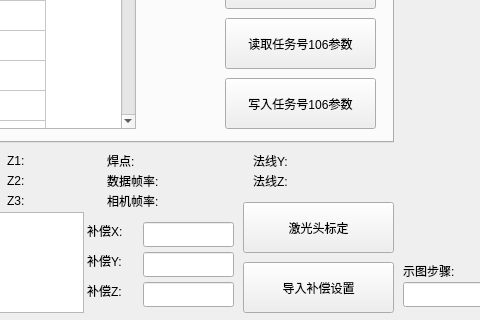
First picture: the form in qtmysunnydlg.ui, repository qubo188612/qtwelding, before the edit; both pictures show x 287 to 767 and y 438 to 758 of the 1220 by 758 pixel window.
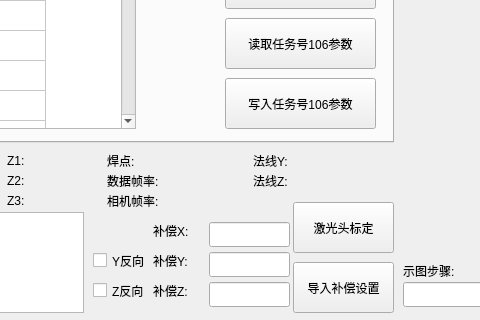
Second picture: the form after the edit. Custom widgets are drawn as their Qt base class.

What changed in the file:
```diff
--- a/qtmysunnydlg.ui
+++ b/qtmysunnydlg.ui
@@ -5251,9 +5251,9 @@
   <widget class="QPushButton" name="cambuildBtn">
    <property name="geometry">
     <rect>
-     <x>530</x>
+     <x>580</x>
      <y>640</y>
-     <width>151</width>
+     <width>101</width>
      <height>51</height>
     </rect>
    </property>
@@ -5427,7 +5427,7 @@
   <widget class="QLabel" name="label_58">
    <property name="geometry">
     <rect>
-     <x>374</x>
+     <x>440</x>
      <y>690</y>
      <width>51</width>
      <height>17</height>
@@ -5440,7 +5440,7 @@
   <widget class="QLabel" name="label_59">
    <property name="geometry">
     <rect>
-     <x>374</x>
+     <x>440</x>
      <y>720</y>
      <width>51</width>
      <height>17</height>
@@ -5453,9 +5453,9 @@
   <widget class="QLineEdit" name="dY">
    <property name="geometry">
     <rect>
-     <x>430</x>
+     <x>496</x>
      <y>690</y>
-     <width>91</width>
+     <width>81</width>
      <height>25</height>
     </rect>
    </property>
@@ -5463,7 +5463,7 @@
   <widget class="QLabel" name="label_57">
    <property name="geometry">
     <rect>
-     <x>374</x>
+     <x>440</x>
      <y>660</y>
      <width>51</width>
      <height>17</height>
@@ -5476,9 +5476,9 @@
   <widget class="QLineEdit" name="dX">
    <property name="geometry">
     <rect>
-     <x>430</x>
+     <x>496</x>
      <y>660</y>
-     <width>91</width>
+     <width>81</width>
      <height>25</height>
     </rect>
    </property>
@@ -5486,9 +5486,9 @@
   <widget class="QLineEdit" name="dZ">
    <property name="geometry">
     <rect>
-     <x>430</x>
+     <x>496</x>
      <y>720</y>
-     <width>91</width>
+     <width>81</width>
      <height>25</height>
     </rect>
    </property>
@@ -5496,9 +5496,9 @@
   <widget class="QPushButton" name="setdposBtn">
    <property name="geometry">
     <rect>
-     <x>530</x>
+     <x>580</x>
      <y>700</y>
-     <width>151</width>
+     <width>101</width>
      <height>51</height>
     </rect>
    </property>
@@ -5532,6 +5532,32 @@
     <string>激光器升级</string>
    </property>
   </widget>
+  <widget class="QCheckBox" name="checkBox_Y">
+   <property name="geometry">
+    <rect>
+     <x>380</x>
+     <y>687</y>
+     <width>61</width>
+     <height>23</height>
+    </rect>
+   </property>
+   <property name="text">
+    <string>Y反向</string>
+   </property>
+  </widget>
+  <widget class="QCheckBox" name="checkBox_Z">
+   <property name="geometry">
+    <rect>
+     <x>380</x>
+     <y>717</y>
+     <width>61</width>
+     <height>23</height>
+    </rect>
+   </property>
+   <property name="text">
+    <string>Z反向</string>
+   </property>
+  </widget>
  </widget>
  <customwidgets>
   <customwidget>
```
Left out of the diff: 5 changed lines with no effect on the pictures.
